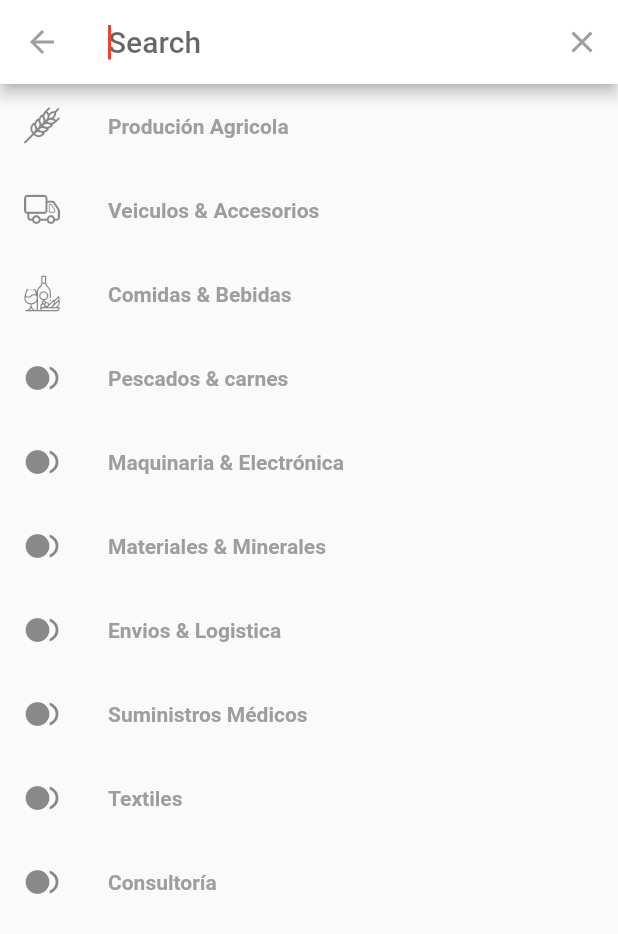
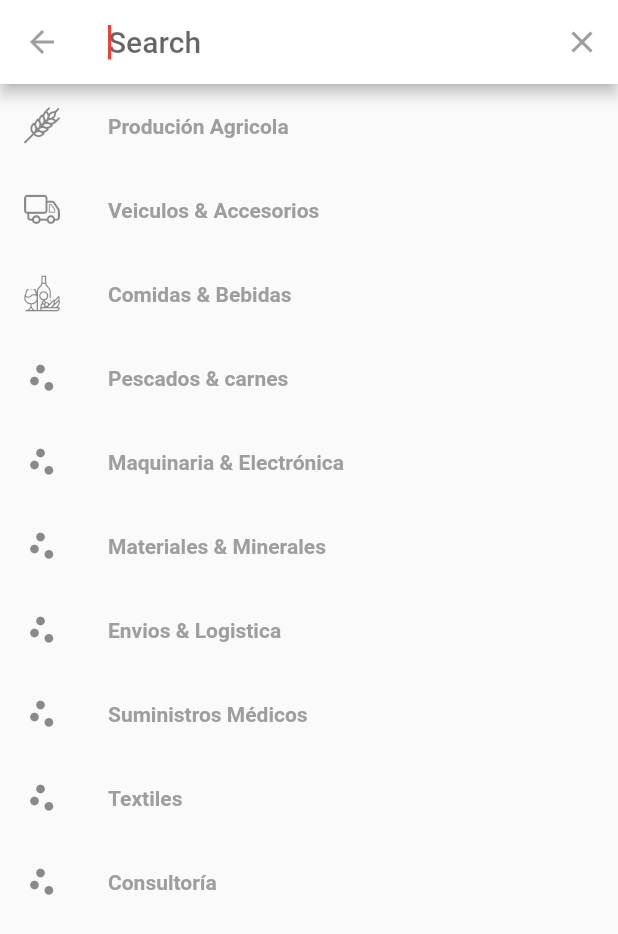
Before and after one commit to mauriciovalli/qapap_b2b, a Flutter app: the ChatPage screen opened directly, after a tap on the "search" icon, on a phone screen of 412 x 824 dp. Shown: the top 934 px of the screen. Run offline on Flutter 3.47's test engine with Material 2 defaults, Android fonts, the phone set to English and light mode, and no system bars; our stand-ins replace bloc, equatable, flutter_bloc, flutter_swiper, flutter_typeahead, get_it; network calls fail.

Commit message:
Fix icons

```diff
--- a/lib/configuration/qapaq_icons.dart
+++ b/lib/configuration/qapaq_icons.dart
@@ -26,6 +26,6 @@ class QapaqIcons {
   static const _kFontPkg = null;
 
   static const IconData truck = IconData(0xe800, fontFamily: _kFontFam, fontPackage: _kFontPkg);
-  static const IconData trigo = IconData(0xe801, fontFamily: _kFontFam, fontPackage: _kFontPkg);
-  static const IconData vino = IconData(0xe802, fontFamily: _kFontFam, fontPackage: _kFontPkg);
+  static const IconData wheat = IconData(0xe801, fontFamily: _kFontFam, fontPackage: _kFontPkg);
+  static const IconData wine = IconData(0xe802, fontFamily: _kFontFam, fontPackage: _kFontPkg);
 }
--- a/lib/configuration/theme.dart
+++ b/lib/configuration/theme.dart
@@ -1,4 +1,5 @@
 import 'package:flutter/material.dart';
+import 'package:qapaq_b2b/configuration/qapaq_icons.dart';
 import 'package:qapaq_b2b/presentation/common/adaptive.dart';
 
 // ignore: non_constant_identifier_names
@@ -39,7 +40,6 @@ class CompanyColors {
   );
 }
 
-
 class ThemeConfig {
   final double _appPaddingLargeW = 120.0;
   final double _appPaddingLargeM = 12.0;
@@ -69,20 +69,27 @@ class ThemeConfig {
     isSmallDesktop = isDisplaySmallDesktop(context);
 
     appPaddingHorizontalLarge =
-        isDesktop && !isSmallDesktop ? _appPaddingLargeW : _appPaddingLargeM;
+    isDesktop && !isSmallDesktop ? _appPaddingLargeW : _appPaddingLargeM;
     appPaddingHorizontalSmall =
-        isDesktop && !isSmallDesktop ? _appPaddingSmallW : _appPaddingSmallM;
+    isDesktop && !isSmallDesktop ? _appPaddingSmallW : _appPaddingSmallM;
     appPaddingVertical = isDesktop && !isSmallDesktop
         ? _appPaddingVerticalW
         : _appPaddingVerticalM;
     subTitleFontSize =
-        isDesktop && !isSmallDesktop ? _subTitleFontSizeW : _subTitleFontSizeM;
+    isDesktop && !isSmallDesktop ? _subTitleFontSizeW : _subTitleFontSizeM;
 
     titleFontSize =
-        isDesktop && !isSmallDesktop ? _titleFontSizeW : _titleFontSizeM;
+    isDesktop && !isSmallDesktop ? _titleFontSizeW : _titleFontSizeM;
   }
 
   static ThemeConfig instance(BuildContext context) {
-      return ThemeConfig(context);
+    return ThemeConfig(context);
   }
 }
+
+const CompanyIcons = {
+  "wheat": QapaqIcons.wheat,
+  "truck": QapaqIcons.truck,
+  "wine": QapaqIcons.wine,
+  "scatter_plot": Icons.scatter_plot
+};
--- a/lib/models/category.dart
+++ b/lib/models/category.dart
@@ -1,8 +1,10 @@
+import 'package:flutter/cupertino.dart';
+
 class CategoryModel{
   int id ;
   String name ;
   String image ;
-  String icon ;
+  IconData icon ;
   bool isSelected;
   CategoryModel({this.id,this.name,this.image,this.icon, this.isSelected=false});
 }
--- a/lib/presentation/category/widgets/category_simple_list.dart
+++ b/lib/presentation/category/widgets/category_simple_list.dart
@@ -57,10 +57,7 @@ class CategorySimpleListState extends State<CategorySimpleList> {
 
   Widget buildItem(BuildContext context, CategoryModel _item) {
     final ThemeConfig themeConfig = ThemeConfig.instance(context);
-    var iconSplit = _item.icon.split("#");
-    var icon = iconSplit[0];
-    var iconFamily = iconSplit.length == 2 ? iconSplit[1] : 'MaterialIcons';
-    //var iconPackage
+
     return ConstrainedBox(
       constraints: BoxConstraints(maxHeight: 50.0, minHeight: 40.0),
       child: Container(
@@ -78,7 +75,7 @@ class CategorySimpleListState extends State<CategorySimpleList> {
             child: Row(
               children: [
                 Icon(
-                  IconData(int.parse(icon), fontFamily: iconFamily),
+                  _item.icon,
                   color: _selectedItemId == _item.id
                       ? Colors.white
                       : Theme.of(context).accentColor,
--- a/lib/presentation/common/widgets/searcher.dart
+++ b/lib/presentation/common/widgets/searcher.dart
@@ -40,7 +40,9 @@ class _WebSearcherState extends State<WebSearcher> {
     final CategoryRepository _repository = getIt<CategoryRepository>();
     final ThemeConfig themeConfig = ThemeConfig.instance(context);
     final double margin = themeConfig.isDesktop
-        ? (themeConfig.isSmallDesktop ? 120 : (MediaQuery.of(context).size.width-1000)/2)
+        ? (themeConfig.isSmallDesktop
+            ? 120
+            : (MediaQuery.of(context).size.width - 1000) / 2)
         : 20;
 
     return Expanded(
@@ -117,7 +119,6 @@ class _WebSearcherState extends State<WebSearcher> {
                           fontStyle: FontStyle.italic,
                           fontSize: 12),
                       textAlign: TextAlign.start,
-
                       decoration: InputDecoration(
                         contentPadding: EdgeInsets.fromLTRB(20, 11, 0, 5),
                         fillColor: Colors.white,
@@ -149,13 +150,9 @@ class _WebSearcherState extends State<WebSearcher> {
                       final patternList = _repository.listByName(pattern);
                       var tupleList =
                           List.generate(patternList.length, (index) {
-                            var iconSplit = patternList[index].icon.split("#");
-                            var icon = iconSplit[0];
-                            var iconFamily = iconSplit.length==2 ?iconSplit[1] : 'MaterialIcons';
-
                         return {
                           'name': patternList[index].name,
-                          'icon': IconData(int.parse(icon), fontFamily: iconFamily),
+                          'icon': patternList[index].icon,
                         };
                       });
                       return tupleList;
@@ -229,17 +226,14 @@ class MobileDataSearcher extends SearchDelegate<String> {
         query.isEmpty ? _repository.list() : _repository.listByName(query);
 
     return ListView.builder(
-      itemBuilder: (context, index) => buildItem(context, suggestionList, index),
+      itemBuilder: (context, index) =>
+          buildItem(context, suggestionList, index),
       itemCount: suggestionList.length,
     );
   }
 
-  Widget buildItem(BuildContext context, List<CategoryModel> suggestionList, int index) {
-
-    var iconSplit = suggestionList[index].icon.split("#");
-    var icon = iconSplit[0];
-    var iconFamily = iconSplit.length==2 ?iconSplit[1] : 'MaterialIcons';
-
+  Widget buildItem(
+      BuildContext context, List<CategoryModel> suggestionList, int index) {
     return ListTile(
       onTap: () {
         var categorySelected =
@@ -249,8 +243,7 @@ class MobileDataSearcher extends SearchDelegate<String> {
             .add(ProductLoad(categorySelected.id));
         close(context, null);
       },
-      leading: Icon(IconData(int.parse(icon),
-          fontFamily: iconFamily)),
+      leading: Icon(suggestionList[index].icon),
       title: RichText(
           text: TextSpan(
               text: suggestionList[index].name.substring(0, query.length),
--- a/lib/services/category_memory.dart
+++ b/lib/services/category_memory.dart
@@ -1,5 +1,6 @@
 import 'dart:convert';
 
+import 'package:qapaq_b2b/configuration/theme.dart';
 import 'package:qapaq_b2b/models/category.dart';
 import 'package:qapaq_b2b/services/category_repository.dart';
 
@@ -8,61 +9,51 @@ const categoriesJson = '''[
     "id": 1,
     "name": "Produción Agricola",
     "image": "https://cdn.fromozz.com/PROCHILE/images/category/Agriculture%20and%20Live%20Animals.jpg",
-    "icon": "0xe801#QapaqIcons"
+    "icon": "wheat"
   },
   {
     "id": 2,
     "name": "Veiculos & Accesorios",
     "image": "https://cdn.fromozz.com/fd0e7788594364c083b92f248c892b3966da1c60/873c20d665abe3d72fd5bf73fa675c24db2026b1/thumbnail.jpg",
-    "icon": "0xe800#QapaqIcons"
+    "icon": "truck"
   },
   {
     "id": 3,
     "name": "Comidas & Bebidas",
     "image": "img/cats/food_beverages.jpg",
-    "icon": "0xe802#QapaqIcons"
+    "icon": "wine"
   },
   {
     "id": 4,
-    "name": "Pescados & carnes",
-    "image": "",
-    "icon": "0xe268"
+    "name": "Pescados & carnes"
   },
   {
     "id": 5,
     "name": "Maquinaria & Electrónica",
-    "image": "img/cats/electronics.jpg",
-    "icon": "0xe268"
+    "image": "img/cats/electronics.jpg"
   },
   {
     "id": 6,
     "name": "Materiales & Minerales",
-    "image": "https://cdn.fromozz.com/PROCHILE/images/category/Minerals%20and%20Metallurgy.jpg",
-    "icon": "0xe268"
+    "image": "https://cdn.fromozz.com/PROCHILE/images/category/Minerals%20and%20Metallurgy.jpg"
   },
   {
     "id": 7,
-    "name": "Envios & Logistica",
-    "image": "",
-    "icon": "0xe268"
+    "name": "Envios & Logistica"
   },
   {
     "id": 8,
     "name": "Suministros Médicos",
-    "image": "https://cdn.fromozz.com/PROCHILE/images/category/Health%20And%20Medicine.jpg",
-    "icon": "0xe268"
+    "image": "https://cdn.fromozz.com/PROCHILE/images/category/Health%20And%20Medicine.jpg"
   },
   {
     "id": 9,
     "name": "Textiles",
-    "image": "img/cats/crafts.jpg",
-    "icon": "0xe268"
+    "image": "img/cats/crafts.jpg"
   },
   {
     "id": 10,
-    "name": "Consultoría",
-    "image": "",
-    "icon": "0xe268"
+    "name": "Consultoría"
   }
 ]''';
 
@@ -74,12 +65,16 @@ class CategoryInMemoryRepository implements CategoryRepository {
 
   @override
   List<CategoryModel> listByName(String pattern) {
-   return _parse(jsonDecode(categoriesJson)).where((element) => element.name.toLowerCase().contains(pattern.toLowerCase())).toList();
+    return _parse(jsonDecode(categoriesJson))
+        .where((element) =>
+            element.name.toLowerCase().contains(pattern.toLowerCase()))
+        .toList();
   }
 
   @override
   CategoryModel findByName(String name) {
-    return _parse(jsonDecode(categoriesJson)).firstWhere((p) => p.name.startsWith(name));
+    return _parse(jsonDecode(categoriesJson))
+        .firstWhere((p) => p.name.startsWith(name));
   }
 
   List<CategoryModel> _parse(List<dynamic> json) {
@@ -88,7 +83,11 @@ class CategoryInMemoryRepository implements CategoryRepository {
 
   CategoryModel _parseCategory(Map<String, dynamic> json) {
     return CategoryModel(
-        id: json['id'], name: json['name'], image: json['image'], icon: json['icon']);
+        id: json['id'],
+        name: json['name'],
+        image: json['image'] != null ? json['image'] : 'img/no-image.png',
+        icon:
+            CompanyIcons[json['icon'] != null ? json['icon'] : "scatter_plot"]);
   }
 }
 
```
Also changed, not shown: 1 other file. Lines whose indentation alone changed are shown as unchanged.
